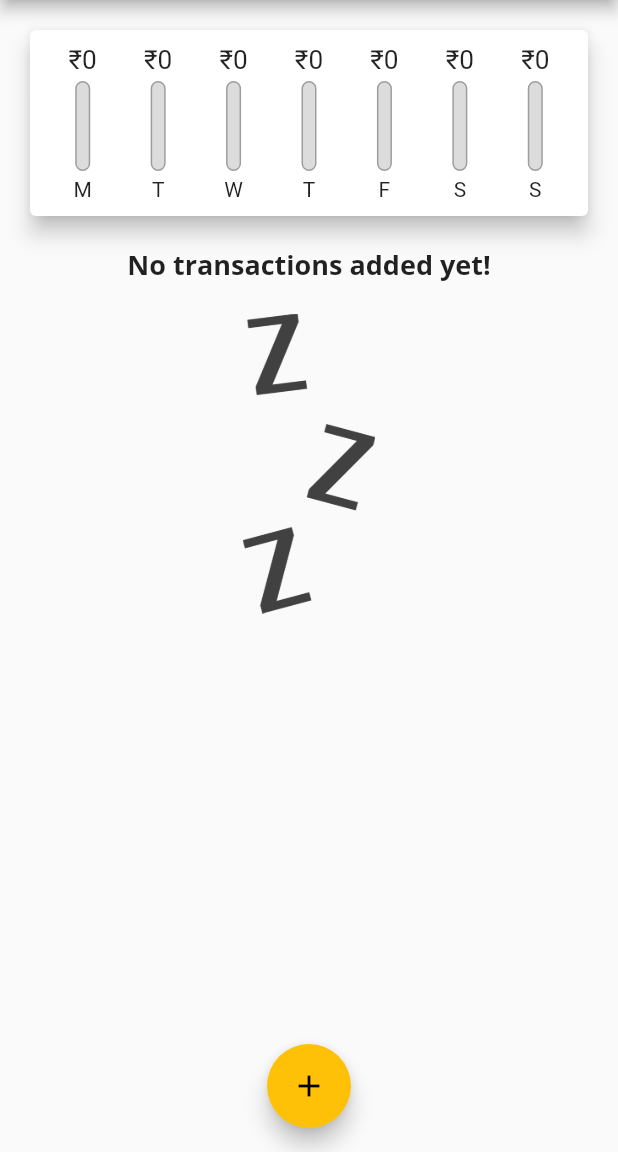
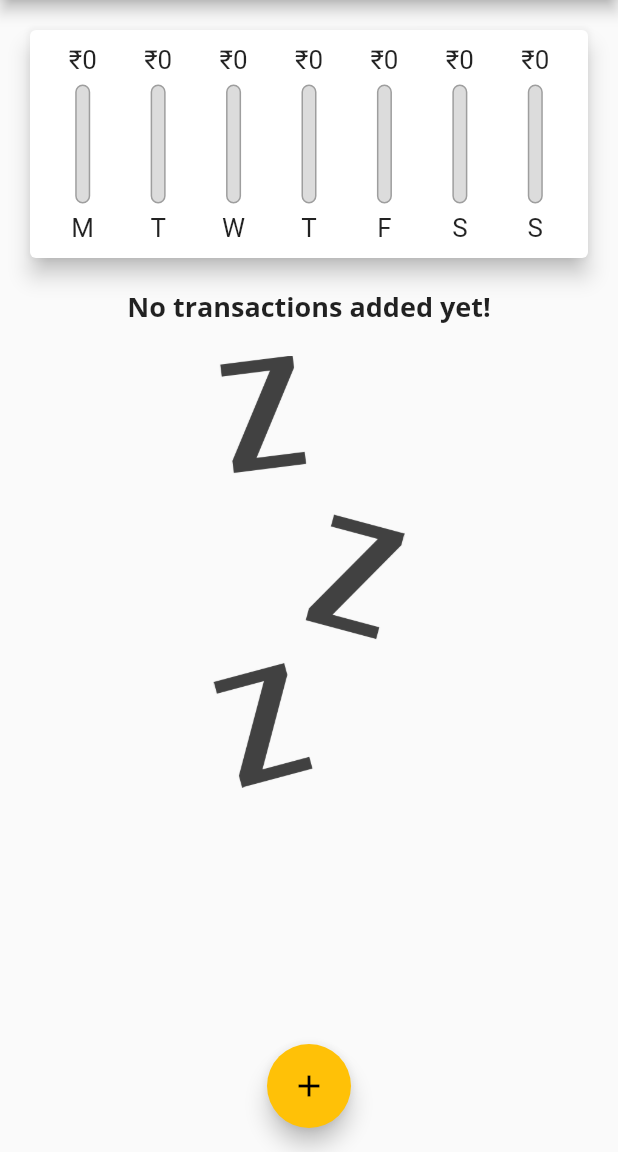
Before and after one commit to ashish-katyal/personal-expenses, a Flutter app: the screen it shows after launch, on a phone screen of 412 x 824 dp, the part 84-1236 px from its top. Run offline on Flutter 3.47's test engine with Material 2 defaults, Android fonts, the phone set to English and light mode, and no system bars.

Commit message:
application is now responsive

```diff
--- a/lib/main.dart
+++ b/lib/main.dart
@@ -1,10 +1,17 @@
 import 'package:flutter/material.dart';
+// import 'package:flutter/services.dart';
+
 import './widgets/new_transaction.dart';
 import './widgets/transaction_list.dart';
 import './widgets/chart.dart';
 import './models/transaction.dart';
 
-void main() => runApp(MyApp());
+void main() {
+  // WidgetsFlutterBinding.ensureInitialized();
+  // SystemChrome.setPreferredOrientations(
+  //     [DeviceOrientation.landscapeRight, DeviceOrientation.landscapeLeft]);
+  runApp(MyApp());
+}
 
 class MyApp extends StatelessWidget {
   @override
@@ -97,18 +104,21 @@ class _MyHomePageState extends State<MyHomePage> {
         });
   }
 
-  void _deleteTransaction(String id){
+  void _deleteTransaction(String id) {
     setState(() {
-      _userTransactions.removeWhere((tx){
-        return tx.id==id;
+      _userTransactions.removeWhere((tx) {
+        return tx.id == id;
       });
     });
   }
 
+  bool _showChart = false;
+
   @override
   Widget build(BuildContext context) {
-    return Scaffold(
-      appBar: AppBar(
+    final mediaQuery = MediaQuery.of(context);
+    final isLandscape = mediaQuery.orientation == Orientation.landscape;
+    final appBar = AppBar(
       title: Text('Personal Expenses'),
       actions: [
         IconButton(
@@ -116,7 +126,9 @@ class _MyHomePageState extends State<MyHomePage> {
           onPressed: () => _startAddNewTransaction(context),
         )
       ],
-      ),
+    );
+    return Scaffold(
+      appBar: appBar,
       floatingActionButtonLocation: FloatingActionButtonLocation.centerFloat,
       floatingActionButton: FloatingActionButton(
         child: Icon(Icons.add),
@@ -125,11 +137,51 @@ class _MyHomePageState extends State<MyHomePage> {
       body: Container(
         height: 700,
         child: ListView(
-          // mainAxisAlignment: MainAxisAlignment.spaceAround,
-          // crossAxisAlignment: CrossAxisAlignment.stretch,
           children: [
-            Chart(_recentTransactions),
-            TransactionList(_userTransactions,_deleteTransaction),
+            if (isLandscape)
+              Row(
+                mainAxisAlignment: MainAxisAlignment.center,
+                children: [
+                  Text('Show Chart'),
+                  Switch(
+                      value: _showChart,
+                      onChanged: (val) {
+                        setState(() {
+                          _showChart = val;
+                        });
+                      }),
+                ],
+              ),
+            if (isLandscape)
+              _showChart
+                  ? Container(
+                      height: (mediaQuery.size.height -
+                              appBar.preferredSize.height -
+                              mediaQuery.padding.top) *
+                          0.7,
+                      child: Chart(_recentTransactions))
+                  : Container(
+                      height: (mediaQuery.size.height -
+                              appBar.preferredSize.height -
+                              mediaQuery.padding.top) *
+                          0.7,
+                      child: TransactionList(
+                          _userTransactions, _deleteTransaction)),
+            if (!isLandscape)
+              Container(
+                  height: (mediaQuery.size.height -
+                          appBar.preferredSize.height -
+                          mediaQuery.padding.top) *
+                      0.25,
+                  child: Chart(_recentTransactions)),
+            if (!isLandscape)
+              Container(
+                  height: (mediaQuery.size.height -
+                          appBar.preferredSize.height -
+                          mediaQuery.padding.top) *
+                      0.75,
+                  child:
+                      TransactionList(_userTransactions, _deleteTransaction)),
           ],
         ),
       ),
--- a/lib/widgets/chart_bar.dart
+++ b/lib/widgets/chart_bar.dart
@@ -9,16 +9,17 @@ class ChartBar extends StatelessWidget {
 
   @override
   Widget build(BuildContext context) {
-    return Container(
-      child: Column(
+    return LayoutBuilder(
+      builder: (ctx, constraints) {
+        return Column(
           children: [
             Container(
-            height: 20,
+                height: constraints.maxHeight * 0.15,
                 child: FittedBox(
                     child: Text('₹${spendingAmount.toStringAsFixed(0)}'))),
-          SizedBox(height: 4),
+            SizedBox(height: constraints.maxHeight * 0.05),
             Container(
-            height: 60,
+              height: constraints.maxHeight * 0.6,
               width: 10,
               child: Stack(
                 children: [
@@ -41,10 +42,16 @@ class ChartBar extends StatelessWidget {
                 ],
               ),
             ),
-          SizedBox(height: 4),
-          Text(label),
+            SizedBox(height: constraints.maxHeight * 0.05),
+            Container(
+              height: constraints.maxHeight * 0.15,
+              child: FittedBox(
+                child: Text(label),
+              ),
+            ),
           ],
-      ),
+        );
+      },
     );
   }
 }
--- a/lib/widgets/new_transaction.dart
+++ b/lib/widgets/new_transaction.dart
@@ -53,8 +53,14 @@ class _NewTransactionState extends State<NewTransaction> {
   Widget build(BuildContext context) {
     return Card(
       elevation: 5,
+      child: SingleChildScrollView(
         child: Container(
-        padding: EdgeInsets.all(10),
+          padding: EdgeInsets.only(
+            top: 10,
+            left: 10,
+            right: 10,
+            bottom: MediaQuery.of(context).viewInsets.bottom + 10,
+          ),
           child: Column(
             crossAxisAlignment: CrossAxisAlignment.end,
             children: [
@@ -106,6 +112,7 @@ class _NewTransactionState extends State<NewTransaction> {
             ],
           ),
         ),
+      ),
     );
   }
 }
--- a/lib/widgets/transaction_list.dart
+++ b/lib/widgets/transaction_list.dart
@@ -5,14 +5,13 @@ import 'package:intl/intl.dart';
 class TransactionList extends StatelessWidget {
   final List<Transaction> transactions;
   final Function deleteTransaction;
-  TransactionList(this.transactions,this.deleteTransaction);
+  TransactionList(this.transactions, this.deleteTransaction);
 
   @override
   Widget build(BuildContext context) {
-    return Container(
-      height: 500,
-      child: transactions.isEmpty
-          ? Column(
+    return transactions.isEmpty
+        ? LayoutBuilder(builder: (ctx, constraints) {
+            return Column(
               children: [
                 Text(
                   'No transactions added yet!',
@@ -22,10 +21,11 @@ class TransactionList extends StatelessWidget {
                   height: 20,
                 ),
                 Container(
-                    height: 200,
+                    height: constraints.maxHeight * 0.5,
                     child: Image.asset('assets/images/waiting.png')),
               ],
-            )
+            );
+          })
         : ListView.builder(
             itemBuilder: (context, index) {
               return Card(
@@ -50,10 +50,19 @@ class TransactionList extends StatelessWidget {
                   subtitle: Text(
                     DateFormat('dd-MM-yyyy').format(transactions[index].date),
                   ),
-                    trailing: IconButton(
+                  trailing: MediaQuery.of(context).size.width > 460
+                      ? FlatButton.icon(
+                          icon: Icon(Icons.delete),
+                          label: Text('Delete'),
+                          textColor: Theme.of(context).errorColor,
+                          onPressed: () =>
+                              deleteTransaction(transactions[index].id),
+                        )
+                      : IconButton(
                           icon: Icon(Icons.delete),
                           color: Theme.of(context).errorColor,
-                      onPressed: () => deleteTransaction(transactions[index].id),
+                          onPressed: () =>
+                              deleteTransaction(transactions[index].id),
                         ),
                 ),
               );
@@ -110,7 +119,6 @@ class TransactionList extends StatelessWidget {
               // );
             },
             itemCount: transactions.length,
-            ),
           );
   }
 }
```
Lines whose indentation alone changed are shown as unchanged.
